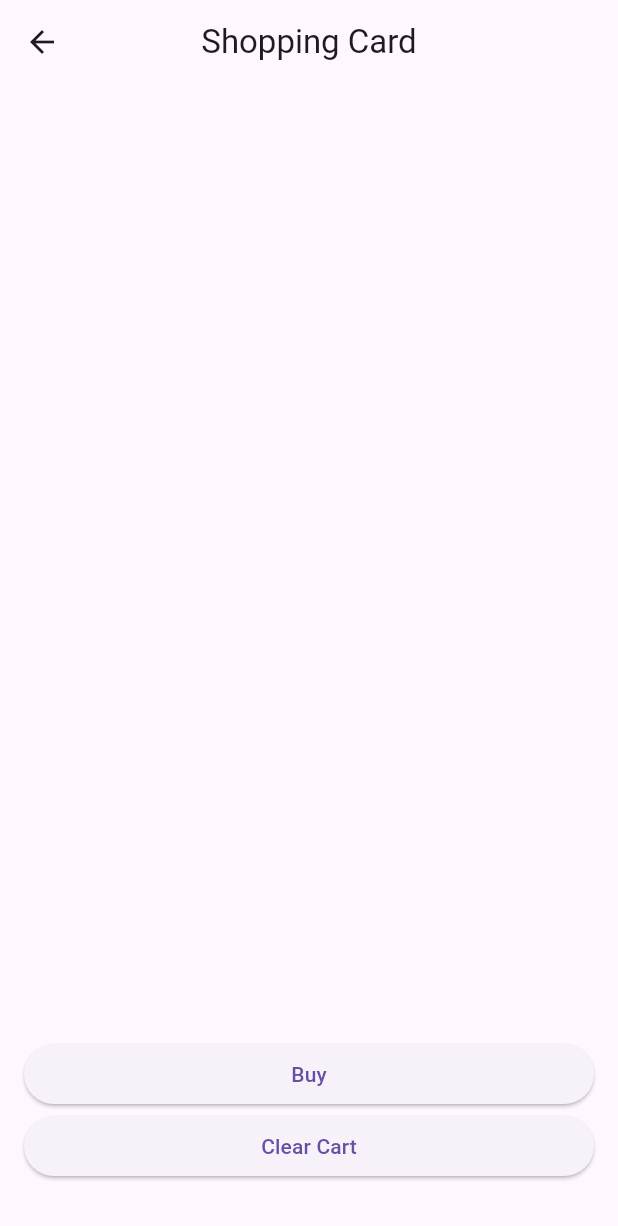
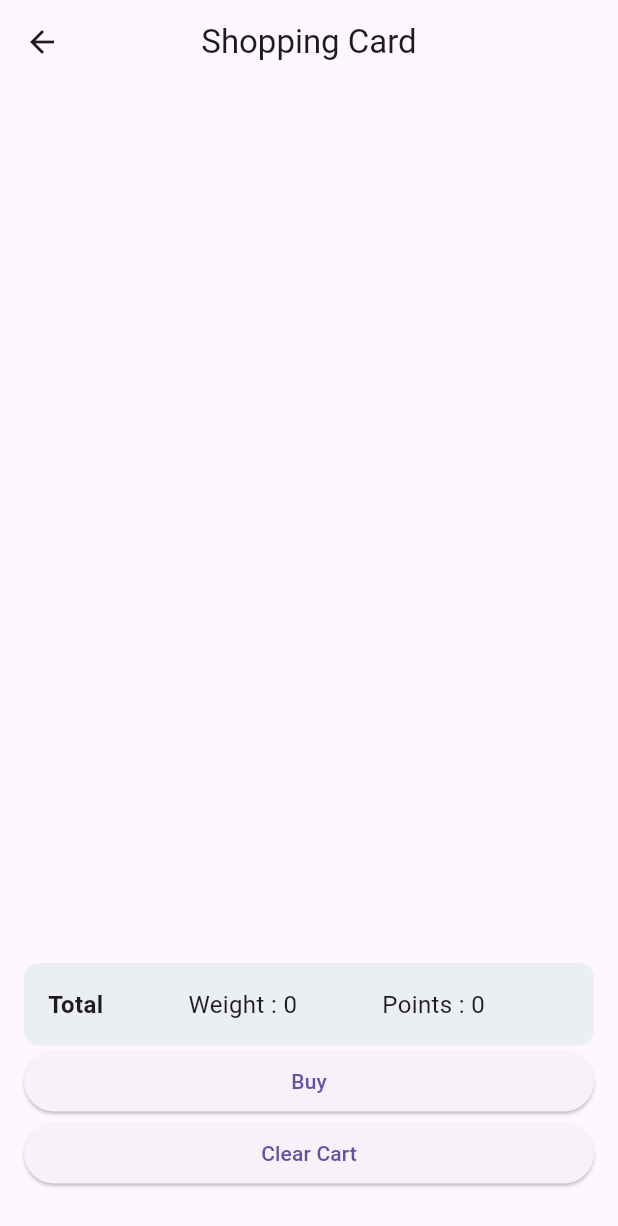
Before and after one commit to HelmiRmili3/ecohouse, a Flutter app: the ShopScreen screen opened by its route, after a tap on an icon or button, on a phone screen of 412 x 824 dp. Shown: the top 1226 px of the screen. Run offline on Flutter 3.47's test engine with Material 3 defaults, Android fonts, the phone set to English and light mode, and no system bars; our stand-ins replace bloc, cloud_firestore, equatable, file_picker, firebase_auth, firebase_core and 4 more; missing offline and left inert: flutter_facebook_auth, onboarding; accounts and stored records are empty; project files that could hold a hidden picture were left out.

Commit message:
commit 1.0.9

```diff
--- /dev/null
+++ b/lib/core/enums.dart
@@ -0,0 +1,2 @@
+enum Status { waiting, done }
+enum Type { buy, sell }
--- a/lib/core/features/products/presentation/widgets/product_card2.dart
+++ b/lib/core/features/products/presentation/widgets/product_card2.dart
@@ -19,7 +19,10 @@ class ProductCard2 extends StatelessWidget {
         bloc.add(AddProduct(product: product));
       },
       child: Container(
-        decoration: BoxDecoration(border: Border.all(color: Colors.grey)),
+        decoration: BoxDecoration(
+            border: Border.all(color: Colors.grey),
+            borderRadius: BorderRadius.circular(20.0)),
+        margin: const EdgeInsets.all(4.0),
         height: 80,
         child: Row(
           children: [
--- /dev/null
+++ b/lib/core/features/products/presentation/widgets/total_card.dart
@@ -0,0 +1,49 @@
+import 'package:flutter/material.dart';
+
+class TotalCard extends StatelessWidget {
+  final int weight;
+  final int points;
+
+  const TotalCard({
+    Key? key,
+    required this.weight,
+    required this.points,
+  }) : super(key: key);
+
+  @override
+  Widget build(BuildContext context) {
+    return Container(
+      padding: const EdgeInsets.all(16.0),
+      decoration: BoxDecoration(
+        color: Colors.blueGrey[50],
+        borderRadius: BorderRadius.circular(10.0),
+      ),
+      child: Row(
+        children: [
+          const Text(
+            "Total",
+            style: TextStyle(
+              fontWeight: FontWeight.bold,
+              fontSize: 16.0,
+            ),
+          ),
+          const Spacer(),
+          Text(
+            "Weight : $weight",
+            style: const TextStyle(
+              fontSize: 16.0,
+            ),
+          ),
+          const Spacer(),
+          Text(
+            "Points : $points",
+            style: const TextStyle(
+              fontSize: 16.0,
+            ),
+          ),
+          const Spacer(),
+        ],
+      ),
+    );
+  }
+}
--- a/lib/core/features/shop/bloc/shop_events.dart
+++ b/lib/core/features/shop/bloc/shop_events.dart
@@ -28,3 +28,23 @@ class ClearCartEvent extends ShopEvent {
   @override
   List<Object?> get props => [];
 }
+
+class IncrementItemEvent extends ShopEvent {
+  final String itemId;
+
+  const IncrementItemEvent({required this.itemId});
+  @override
+  List<Object?> get props => [itemId];
+}
+
+class DecrementItemEvent extends ShopEvent {
+  final String itemId;
+  const DecrementItemEvent({required this.itemId});
+  @override
+  List<Object?> get props => [itemId];
+}
+
+class AddOrderEvent extends ShopEvent {
+  @override
+  List<Object?> get props => [];
+}
--- a/lib/core/features/shop/models/item.dart
+++ b/lib/core/features/shop/models/item.dart
@@ -8,16 +8,15 @@ class ItemModule {
   final String description;
   final String imageUrl;
   int quantity;
-  bool selected;
 
-  ItemModule(
-      {required this.id,
-      required this.name,
-      required this.points,
-      required this.description,
-      required this.imageUrl,
-      this.quantity = 1, // Default quantity to 1
-      this.selected = false});
+  ItemModule({
+    required this.id,
+    required this.name,
+    required this.points,
+    required this.description,
+    required this.imageUrl,
+    this.quantity = 1,
+  });
 
   factory ItemModule.create({
     required String name,
@@ -60,7 +59,6 @@ class ItemModule {
     String? description,
     String? imageUrl,
     int? quantity,
-    bool? selected,
   }) {
     return ItemModule(
       id: this.id,
@@ -69,7 +67,6 @@ class ItemModule {
       description: description ?? this.description,
       imageUrl: imageUrl ?? this.imageUrl,
       quantity: quantity ?? this.quantity, // Include quantity in copy
-      selected: selected ?? this.selected,
     );
   }
 
--- a/lib/core/features/shop/presentation/screens/shop_shopping_card.dart
+++ b/lib/core/features/shop/presentation/screens/shop_shopping_card.dart
@@ -1,3 +1,4 @@
+import 'package:ecohouse/core/features/products/presentation/widgets/total_card.dart';
 import 'package:ecohouse/core/features/shop/bloc/shop_bloc.dart';
 import 'package:ecohouse/core/features/shop/bloc/shop_events.dart';
 import 'package:ecohouse/core/features/shop/bloc/shop_states.dart';
@@ -21,32 +22,56 @@ class ShopShoppingCard extends StatefulWidget {
 class _ShopShoppingCardState extends State<ShopShoppingCard> {
   @override
   Widget build(BuildContext context) {
+    final bloc = BlocProvider.of<ShopBloc>(context);
+
     return Scaffold(
       appBar: AppBar(
         title: const Text("Shopping Card"),
         centerTitle: true,
       ),
-        body: SafeArea(
-          minimum: const EdgeInsets.all(16.0),
-          child: Column(
-            crossAxisAlignment: CrossAxisAlignment.stretch,
-            children: [
-              SizedBox(
-                height: 600.0,
-                child: BlocBuilder<ShopBloc, ShopState>(
+      body: BlocBuilder<ShopBloc, ShopState>(
         builder: (context, state) {
           if (state is ShopInitialState) {
             return const Center(
               child: CircularProgressIndicator(),
             );
           } else if (state is ShopLoadedState) {
-                      return ListView.builder(
+            int points = bloc.repository.calculateTotalPoints(widget.items);
+            int quantity = bloc.repository.calculateTotalQuantity(widget.items);
+            return SafeArea(
+              minimum: const EdgeInsets.all(16.0),
+              child: Column(
+                crossAxisAlignment: CrossAxisAlignment.stretch,
+                children: [
+                  SizedBox(
+                    height: 550.0,
+                    child: ListView.builder(
                       itemCount: widget.items.length,
                       itemBuilder: (context, index) {
                         return ShopCard2(
                           item: widget.items[index],
                         );
                       },
+                    ),
+                  ),
+                  const SizedBox(
+                    height: 20,
+                  ),
+                  TotalCard(weight: quantity, points: points),
+                  ElevatedButton(
+                      onPressed: () {
+                        bloc.add(AddOrderEvent());
+                        Navigator.pop(context);
+                      },
+                      child: const Text("Buy")),
+                  ElevatedButton(
+                      onPressed: () {
+                        bloc.add(ClearCartEvent());
+                        Navigator.pop(context);
+                      },
+                      child: const Text("Clear Cart"))
+                ],
+              ),
             );
           } else if (state is ShopErrorState) {
             return Center(
@@ -59,19 +84,6 @@ class _ShopShoppingCardState extends State<ShopShoppingCard> {
           }
         },
       ),
-              ),
-              const SizedBox(
-                height: 20,
-              ),
-              ElevatedButton(onPressed: () {}, child: const Text("Buy")),
-              ElevatedButton(
-                  onPressed: () {
-                    BlocProvider.of<ShopBloc>(context).add(ClearCartEvent());
-                    Navigator.pop(context);
-                  },
-                  child: const Text("Clear Cart"))
-            ],
-          ),
-        ));
+    );
   }
 }
--- a/lib/core/features/shop/repository/shop_repository.dart
+++ b/lib/core/features/shop/repository/shop_repository.dart
@@ -1,8 +1,14 @@
 import 'package:cloud_firestore/cloud_firestore.dart';
+import 'package:ecohouse/core/features/shop/models/buy_order.dart';
 import 'package:ecohouse/core/features/shop/models/item.dart';
+import 'package:firebase_auth/firebase_auth.dart';
+import 'package:uuid/uuid.dart';
+
+import '../../../enums.dart';
 
 class ShopRepository {
   final FirebaseFirestore _firebaseFirestore = FirebaseFirestore.instance;
+  final FirebaseAuth _auth = FirebaseAuth.instance;
 
   Future<List<ItemModule>> fetchItems() async {
     try {
@@ -16,4 +22,48 @@ class ShopRepository {
       throw Exception('Failed to fetch products: $e');
     }
   }
+
+  Future<void> addOrder(List<ItemModule> products) async {
+    try {
+      String userId = _auth.currentUser!.uid;
+      CollectionReference ordersCollection =
+          _firebaseFirestore.collection('buy');
+
+      String orderId = const Uuid().v1();
+      final Map<String, dynamic> order = BuyOrderModule(
+        id: orderId,
+        products: products,
+        customerId: userId,
+        orderDate: DateTime.now(),
+        totalPrice: calculateTotalPoints(products),
+        number: calculateTotalQuantity(products),
+        status: Status.waiting,
+      ).toJson();
+      await ordersCollection
+          .doc(orderId)
+          .set(order); // Set document with custom ID
+    } catch (e) {
+      throw Exception('Failed to add order to Firestore: $e');
+    }
+  }
+
+  int calculateTotalPoints(List<ItemModule> products) {
+    int totalPoints = 0;
+
+    for (var product in products) {
+      totalPoints += product.points * product.quantity;
+    }
+
+    return totalPoints;
+  }
+
+  int calculateTotalQuantity(List<ItemModule> products) {
+    int totalWeight = 0;
+
+    for (var product in products) {
+      totalWeight += product.quantity;
+    }
+
+    return totalWeight;
+  }
 }
```
Also changed, not shown: lib/core/features/products/bloc/shopping_card_bloc.dart (+23 -6 lines), lib/core/features/products/bloc/shopping_card_events.dart (+8 -0 lines), lib/core/features/products/models/product.dart (+11 -0 lines), lib/core/features/products/models/sell_order.dart (added, +82 -0 lines), lib/core/features/products/presentation/screens/products_shopping_screen.dart (+40 -0 lines), lib/core/features/products/repository/shopping_card_repository.dart (+53 -54 lines), lib/core/features/shop/bloc/shop_bloc.dart (+58 -0 lines), lib/core/features/shop/models/buy_order.dart (added, +105 -0 lines), lib/core/features/shop/presentation/widgets/shop_card2.dart (+30 -8 lines). Lines whose indentation alone changed are shown as unchanged.
